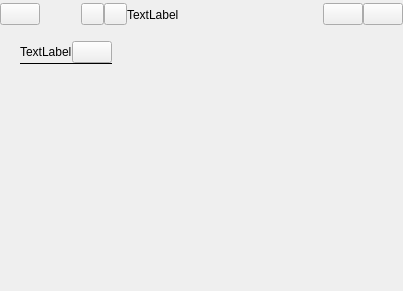
This is app/gui/layout/calendar_layout.ui in levirumm/MyCalendar as Qt 5 draws it before an edit. The edited form follows.
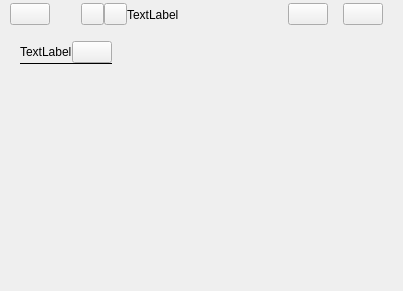
This is the edited form. Icons and pictures are not drawn.

Diff of the .ui file:
```diff
--- a/app/gui/layout/calendar_layout.ui
+++ b/app/gui/layout/calendar_layout.ui
@@ -78,7 +78,7 @@
           <number>0</number>
          </property>
          <property name="leftMargin">
-          <number>0</number>
+          <number>10</number>
          </property>
          <property name="topMargin">
           <number>0</number>
@@ -113,7 +113,7 @@
            </property>
            <property name="sizeHint" stdset="0">
             <size>
-             <width>56</width>
+             <width>46</width>
              <height>20</height>
             </size>
            </property>
@@ -210,7 +210,7 @@
         </property>
         <layout class="QHBoxLayout" name="horizontalLayout_4">
          <property name="spacing">
-          <number>0</number>
+          <number>15</number>
          </property>
          <property name="leftMargin">
           <number>0</number>
@@ -219,7 +219,7 @@
           <number>0</number>
          </property>
          <property name="rightMargin">
-          <number>0</number>
+          <number>20</number>
          </property>
          <property name="bottomMargin">
           <number>0</number>
```
Left out of the diff: 28 changed lines with no effect on the pictures.
